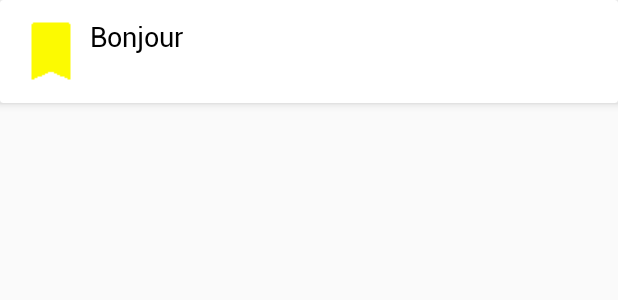
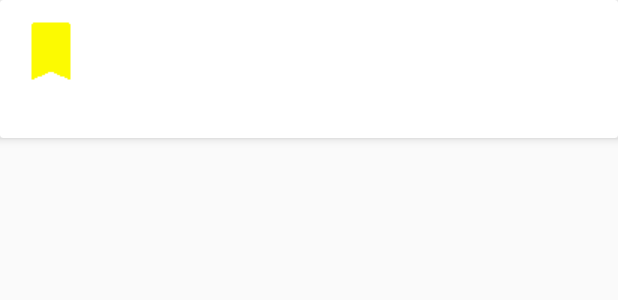
Before and after one commit to Ngouabira/bloc-note, an Android app: the layout item_note.xml on its own in the app's theme, with its tools: preview values and no code run, on a phone screen of 412 x 824 dp. Shown: the top 300 px of the screen. Run offline under Robolectric (Android 15) with nearby library versions, the phone set to English and light mode, and no system bars; plain views replace MaterialRippleLayout.

Commit message:
update item_note.xml

```diff
--- a/app/src/main/res/layout/item_note.xml
+++ b/app/src/main/res/layout/item_note.xml
@@ -38,8 +38,11 @@
 
             <cg.rcksoft.app.tools.font.RobotoTextView
                 android:id="@+id/card_title"
-                style="@style/TextViewAppearance.Title"
-                android:text="Bonjour"/>
+                style="@style/TextViewAppearance.Title"/>
+
+            <cg.rcksoft.app.tools.font.RobotoTextView
+                android:id="@+id/card_content"
+                style="@style/TextViewAppearance.SousTitle"/>
 
             <cg.rcksoft.app.tools.font.RobotoTextView
                 android:id="@+id/card_sous_title"
```
